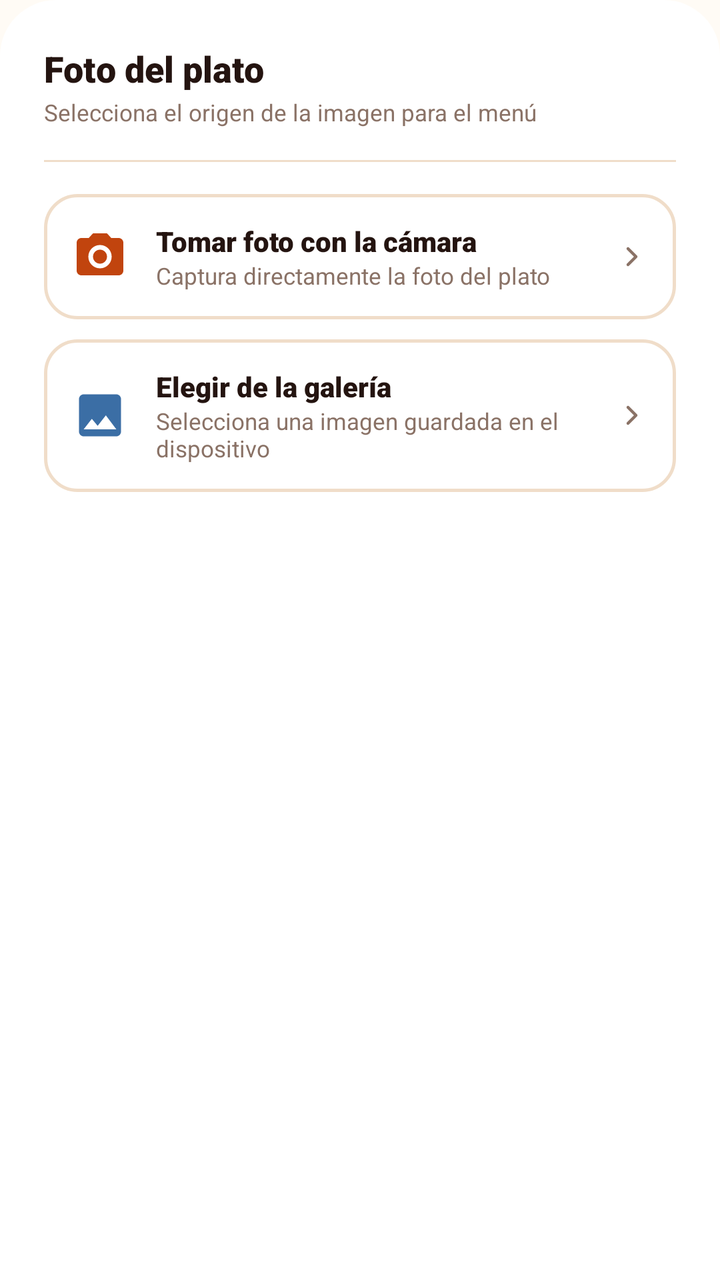
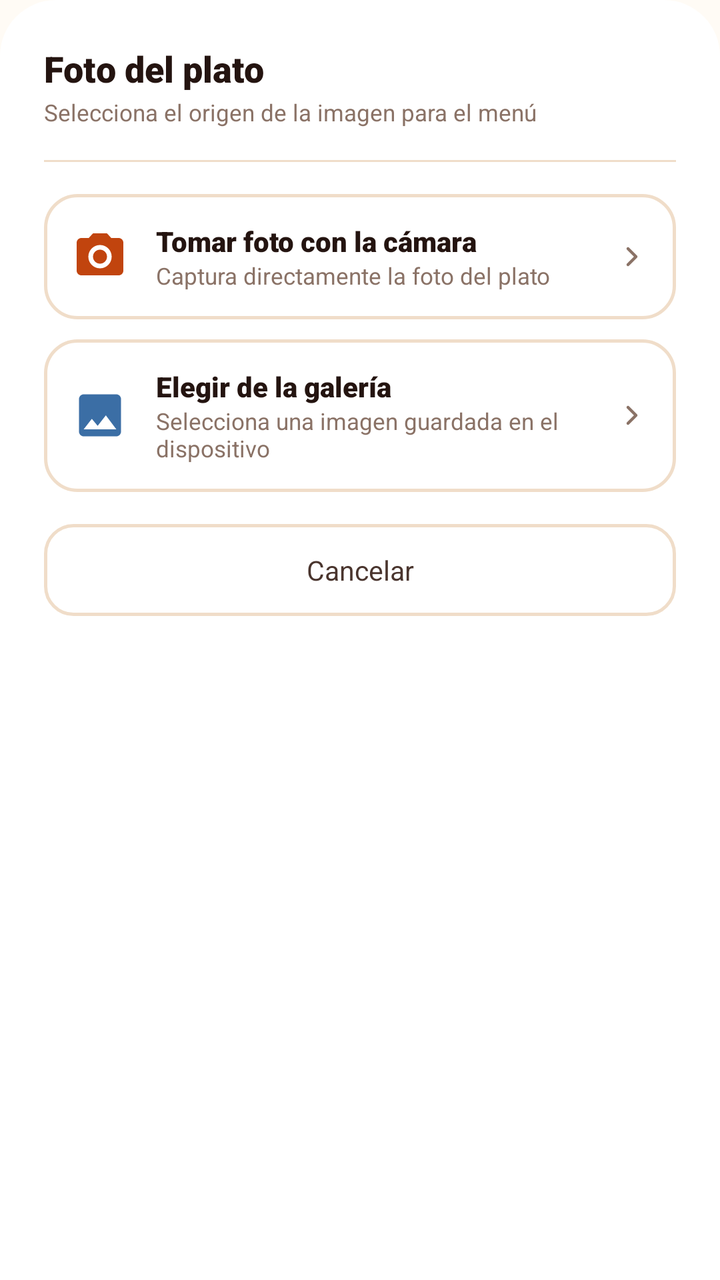

Screens rendered from an Android XML layout before and after an edit, with the pre-edit source and the edit as a unified diff.
<!-- AndroidManifest.xml: application theme Theme.Pollogithub -->
<!-- res/layout/dialog_select_photo_source.xml -->
<?xml version="1.0" encoding="utf-8"?>
<LinearLayout xmlns:android="http://schemas.android.com/apk/res/android"
    xmlns:app="http://schemas.android.com/apk/res-auto"
    style="@style/Widget.Pollo.Dialog.Container"
    android:layout_width="match_parent"
    android:layout_height="wrap_content"
    android:orientation="vertical">

    <TextView
        android:textAppearance="@style/TextAppearance.Pollo.Title.Medium"
        android:layout_width="wrap_content"
        android:layout_height="wrap_content"
        android:text="Foto del plato" />

    <TextView
        android:textAppearance="@style/TextAppearance.Pollo.Subtitle"
        android:layout_width="wrap_content"
        android:layout_height="wrap_content"
        android:layout_marginTop="@dimen/spacing_2xs"
        android:text="Selecciona el origen de la imagen para el menú" />

    <View
        style="@style/Widget.Pollo.Divider"
        android:layout_marginVertical="16dp" />

    
    <LinearLayout
        android:id="@+id/btnOptionCamera"
        android:layout_width="match_parent"
        android:layout_height="wrap_content"
        android:background="@drawable/bg_order_card"
        android:clickable="true"
        android:focusable="true"
        android:gravity="center_vertical"
        android:orientation="horizontal"
        android:padding="14dp">

        <ImageView
            android:layout_width="28dp"
            android:layout_height="28dp"
            android:src="@drawable/ic_camera"
            app:tint="@color/ember_600" />

        <LinearLayout
            android:layout_width="0dp"
            android:layout_height="wrap_content"
            android:layout_marginStart="14dp"
            android:layout_weight="1"
            android:orientation="vertical">

            <TextView
                android:layout_width="wrap_content"
                android:layout_height="wrap_content"
                android:fontFamily="sans-serif-black"
                android:text="Tomar foto con la cámara"
                android:textColor="@color/char_900"
                android:textSize="14sp" />

            <TextView
                android:layout_width="wrap_content"
                android:layout_height="wrap_content"
                android:fontFamily="sans-serif"
                android:text="Captura directamente la foto del plato"
                android:textColor="@color/char_400"
                android:textSize="11.5sp" />
        </LinearLayout>

        <ImageView
            android:layout_width="16dp"
            android:layout_height="16dp"
            android:src="@drawable/ic_chevron_right"
            app:tint="@color/char_400" />
    </LinearLayout>

    
    <LinearLayout
        android:id="@+id/btnOptionGallery"
        android:layout_width="match_parent"
        android:layout_height="wrap_content"
        android:layout_marginTop="10dp"
        android:background="@drawable/bg_order_card"
        android:clickable="true"
        android:focusable="true"
        android:gravity="center_vertical"
        android:orientation="horizontal"
        android:padding="14dp">

        <ImageView
            android:layout_width="28dp"
            android:layout_height="28dp"
            android:src="@drawable/ic_gallery"
            app:tint="@color/info_600" />

        <LinearLayout
            android:layout_width="0dp"
            android:layout_height="wrap_content"
            android:layout_marginStart="14dp"
            android:layout_weight="1"
            android:orientation="vertical">

            <TextView
                android:layout_width="wrap_content"
                android:layout_height="wrap_content"
                android:fontFamily="sans-serif-black"
                android:text="Elegir de la galería"
                android:textColor="@color/char_900"
                android:textSize="14sp" />

            <TextView
                android:layout_width="wrap_content"
                android:layout_height="wrap_content"
                android:fontFamily="sans-serif"
                android:text="Selecciona una imagen guardada en el dispositivo"
                android:textColor="@color/char_400"
                android:textSize="11.5sp" />
        </LinearLayout>

        <ImageView
            android:layout_width="16dp"
            android:layout_height="16dp"
            android:src="@drawable/ic_chevron_right"
            app:tint="@color/char_400" />
    </LinearLayout>

    
    <TextView
        android:id="@+id/btnCancelSource"
        style="@style/Widget.Pollo.Button.Outline.Medium"
        android:layout_width="match_parent"
        android:layout_marginTop="16dp"
        android:gravity="center"
        android:text="Cancelar" />

</LinearLayout>
<!-- resources referenced by this layout -->
<resources>
  <color name="char_400">#8A7266</color>
  <color name="char_900">#241410</color>
  <color name="ember_600">#C1440E</color>
  <color name="info_600">#3B6EA5</color>
  <dimen name="spacing_2xs">2dp</dimen>
  <!-- drawable bg_order_card (drawable) -->
  <?xml version="1.0" encoding="utf-8"?>
  <ripple xmlns:android="http://schemas.android.com/apk/res/android"
      android:color="#1AE8590C">
      <item>
          <shape android:shape="rectangle">
              <solid android:color="@color/white" />
              <stroke
                  android:width="1.5dp"
                  android:color="@color/line_color" />
              <corners android:radius="16dp" />
          </shape>
      </item>
  </ripple>
  <!-- drawable ic_gallery (drawable) -->
  <vector xmlns:android="http://schemas.android.com/apk/res/android"
      android:width="24dp"
      android:height="24dp"
      android:viewportWidth="24"
      android:viewportHeight="24">
      <path
          android:fillColor="@color/char_900"
          android:pathData="M21,19V5c0,-1.1 -0.9,-2 -2,-2H5c-1.1,0 -2,0.9 -2,2v14c0,1.1 0.9,2 2,2h14c1.1,0 2,-0.9 2,-2zM8.5,13.5l2.5,3.01L14.5,12l4.5,6H5l3.5,-4.5z"/>
  </vector>
  <style name="TextAppearance.Pollo.Subtitle" parent="TextAppearance.Pollo">
          <item name="android:fontFamily">sans-serif</item>
          <item name="android:textColor">@color/char_400</item>
          <item name="android:textSize">@dimen/text_size_caption</item>
      </style>
  <style name="TextAppearance.Pollo.Title.Medium" parent="TextAppearance.Pollo.Title">
          <item name="android:fontFamily">sans-serif-black</item>
          <item name="android:textColor">@color/char_900</item>
          <item name="android:textSize">@dimen/text_size_title_medium</item>
      </style>
  <style name="Widget.Pollo.Button.Outline.Medium" parent="Widget.Pollo.Button.Outline">
          <item name="android:minHeight">@dimen/btn_height_medium</item>
          <item name="android:paddingHorizontal">@dimen/spacing_l</item>
      </style>
  <style name="Widget.Pollo.Dialog.Container" parent="Widget.Pollo.Dialog">
          <item name="android:background">@drawable/bg_card_top_rounded</item>
          <item name="android:padding">@dimen/dialog_padding</item>
      </style>
  <style name="Widget.Pollo.Divider" parent="Widget.Pollo">
          <item name="android:layout_width">match_parent</item>
          <item name="android:layout_height">1dp</item>
          <item name="android:background">@color/line_color</item>
      </style>
  <style name="Theme.Pollogithub" parent="Base.Theme.Pollogithub" />
  <color name="white">#FFFFFFFF</color>
  <color name="line_color">#F0DDC9</color>
  <style name="TextAppearance.Pollo" parent="android:TextAppearance" />
  <dimen name="text_size_caption">11.5sp</dimen>
  <style name="TextAppearance.Pollo.Title" parent="TextAppearance.Pollo" />
  <dimen name="text_size_title_medium">18sp</dimen>
  <dimen name="btn_height_medium">46dp</dimen>
  <dimen name="spacing_l">16dp</dimen>
  <style name="Widget.Pollo.Dialog" parent="" />
  <!-- drawable bg_card_top_rounded (drawable) -->
  <?xml version="1.0" encoding="utf-8"?>
  <shape xmlns:android="http://schemas.android.com/apk/res/android"
      android:shape="rectangle">
      <solid android:color="@color/white" />
      <corners
          android:topLeftRadius="28dp"
          android:topRightRadius="28dp" />
  </shape>
  <dimen name="dialog_padding">22dp</dimen>
  <style name="Widget.Pollo" parent="" />
  <style name="Widget.Pollo.Button" parent="Widget.AppCompat.Button" />
  <color name="char_700">#4A352E</color>
  <dimen name="text_size_btn_medium">13.5sp</dimen>
  <dimen name="btn_height_primary">52dp</dimen>
  <color name="paper_50">#FFFBF5</color>
  <color name="ember_100">#FFE4D1</color>
  <color name="ember_700">#9C2F0E</color>
  <!-- unchanged entries left out for length: 5 -->
</resources>

<!-- the commit's change to res/layout/dialog_select_photo_source.xml (unified diff, before → after) -->
@@ -21,6 +21,8 @@
 
     <View
         style="@style/Widget.Pollo.Divider"
+        android:layout_width="match_parent"
+        android:layout_height="1dp"
         android:layout_marginVertical="16dp" />
 
     
@@ -127,6 +129,7 @@
         android:id="@+id/btnCancelSource"
         style="@style/Widget.Pollo.Button.Outline.Medium"
         android:layout_width="match_parent"
+        android:layout_height="@dimen/btn_height_medium"
         android:layout_marginTop="16dp"
         android:gravity="center"
         android:text="Cancelar" />
